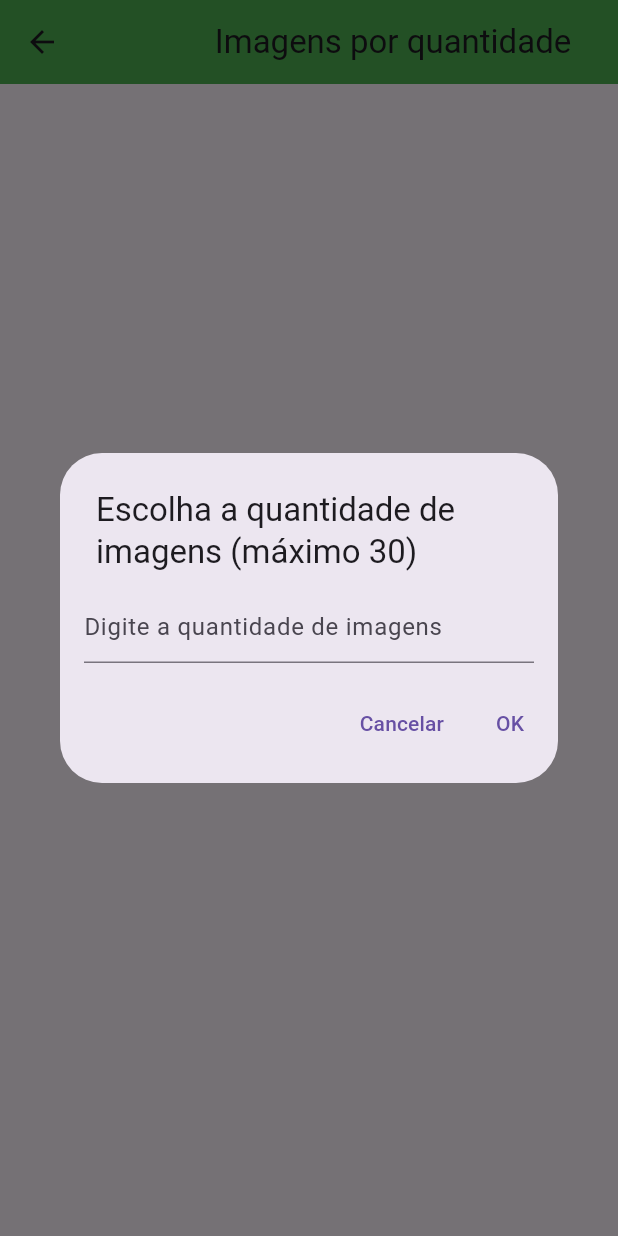
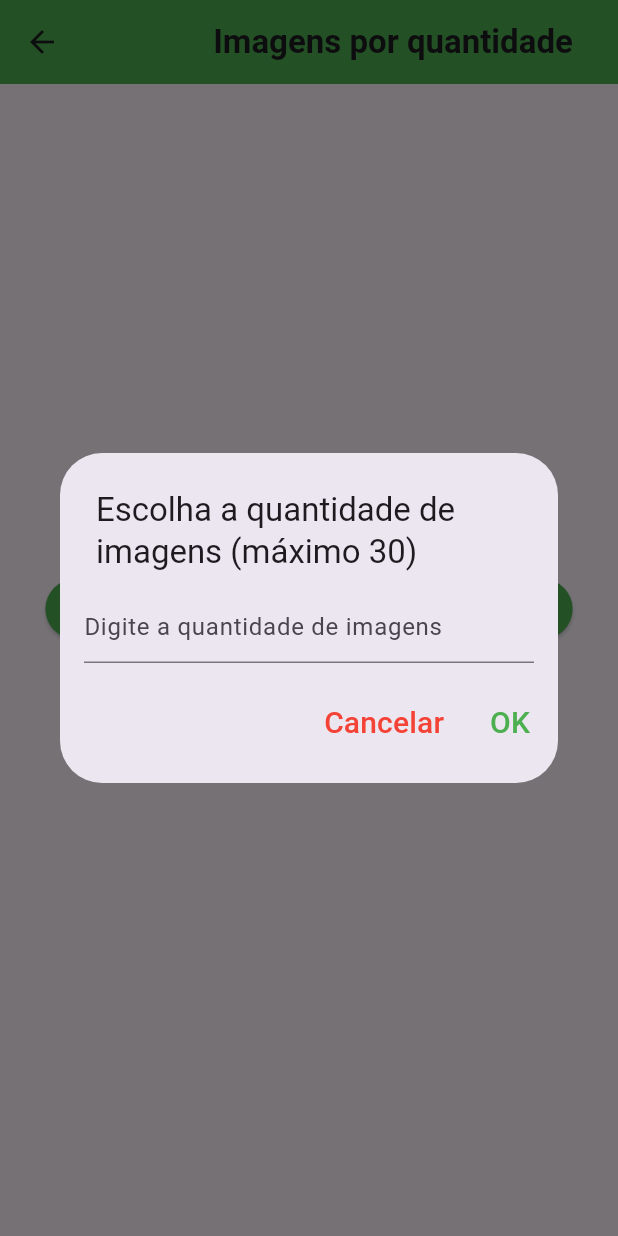
Before and after one commit to cenciW/apod_app, a Flutter app: the GetImageByAmount screen opened directly, after a tap on "Escolha a quantidade de imagens", on a phone screen of 412 x 824 dp. Run offline on Flutter 3.47's test engine with Material 3 defaults, Android fonts, the light colour scheme and no system bars; our stand-ins replace get_it.

Commit message:
refactor: changing some colors and fixing

```diff
--- a/lib/pages/custom_app_bar.dart
+++ b/lib/pages/custom_app_bar.dart
@@ -5,10 +5,10 @@ class CustomAppBar extends StatelessWidget implements PreferredSizeWidget {
   final Color backgroundColor;
 
   const CustomAppBar({
-    Key? key,
+    super.key,
     required this.title,
     this.backgroundColor = Colors.green, // Default color
-  }) : super(key: key);
+  });
 
   @override
   Widget build(BuildContext context) {
@@ -22,7 +22,10 @@ class CustomAppBar extends StatelessWidget implements PreferredSizeWidget {
             height: 48,
           ),
           const SizedBox(width: 8),
-          Text(title),
+          Text(
+            title,
+            style: const TextStyle(fontWeight: FontWeight.bold),
+          ),
         ],
       ),
       centerTitle: true,
--- a/lib/pages/get_image_amount.dart
+++ b/lib/pages/get_image_amount.dart
@@ -9,7 +9,7 @@ import 'package:http/http.dart' as http;
 import '../service/api_service.dart';
 
 class GetImageByAmount extends StatefulWidget {
-  const GetImageByAmount({Key? key}) : super(key: key);
+  const GetImageByAmount({super.key});
   @override
   _GetImageByAmountState createState() => _GetImageByAmountState();
 }
@@ -48,7 +48,13 @@ class _GetImageByAmountState extends State<GetImageByAmount> {
                   onPressed: () {
                     Navigator.pop(context); // Fecha sem retornar valor
                   },
-                  child: const Text('Cancelar'),
+                  child: const Text(
+                    'Cancelar',
+                    style: TextStyle(
+                      color: Colors.red,
+                      fontSize: 20.0,
+                    ),
+                  ),
                 ),
                 TextButton(
                   onPressed: () {
@@ -63,7 +69,13 @@ class _GetImageByAmountState extends State<GetImageByAmount> {
                       );
                     }
                   },
-                  child: const Text('OK'),
+                  child: const Text(
+                    'OK',
+                    style: TextStyle(
+                      color: Colors.green,
+                      fontSize: 20.0,
+                    ),
+                  ),
                 ),
               ],
             ),
@@ -153,7 +165,13 @@ class _GetImageByAmountState extends State<GetImageByAmount> {
                 foregroundColor: Colors.white,
               ),
               onPressed: _pickAmount,
-              child: const Text('Escolha a quantidade de imagens'),
+              child: const Text(
+                'Escolha a quantidade de imagens',
+                style: TextStyle(
+                  color: Colors.white,
+                  fontSize: 20.0,
+                ),
+              ),
             ),
             if (isLoading) ...[
               const SizedBox(height: 20),
@@ -176,7 +194,7 @@ class _GetImageByAmountState extends State<GetImageByAmount> {
                     return Card(
                       shape: RoundedRectangleBorder(
                         borderRadius: BorderRadius.circular(15.0),
-                        side: BorderSide(color: Colors.green, width: 0.9),
+                        side: const BorderSide(color: Colors.green, width: 0.9),
                       ),
                       elevation: 10,
                       shadowColor: Color(Colors.green.value),
@@ -236,7 +254,13 @@ class _GetImageByAmountState extends State<GetImageByAmount> {
               onPressed: () {
                 Navigator.pop(context);
               },
-              child: const Text('Voltar'),
+              child: const Text(
+                'Voltar',
+                style: TextStyle(
+                  color: Colors.white,
+                  fontSize: 20.0,
+                ),
+              ),
             ),
           ],
         ),
--- a/lib/service/api_service.dart
+++ b/lib/service/api_service.dart
@@ -21,7 +21,7 @@ class ApiServiceImpl implements ApiService {
         throw Exception('Request to $baseUrl/image/$date timed out');
       });
 
-      print('Request URL: $baseUrl/image/$date');
+      // print('Request URL: $baseUrl/image/$date');
 
       if (response.statusCode == 200) {
         return jsonDecode(response.body);
```
Also changed, not shown: lib/pages/get_image_day.dart (+15 -4 lines), lib/pages/get_image_two_dates.dart (+30 -4 lines).
